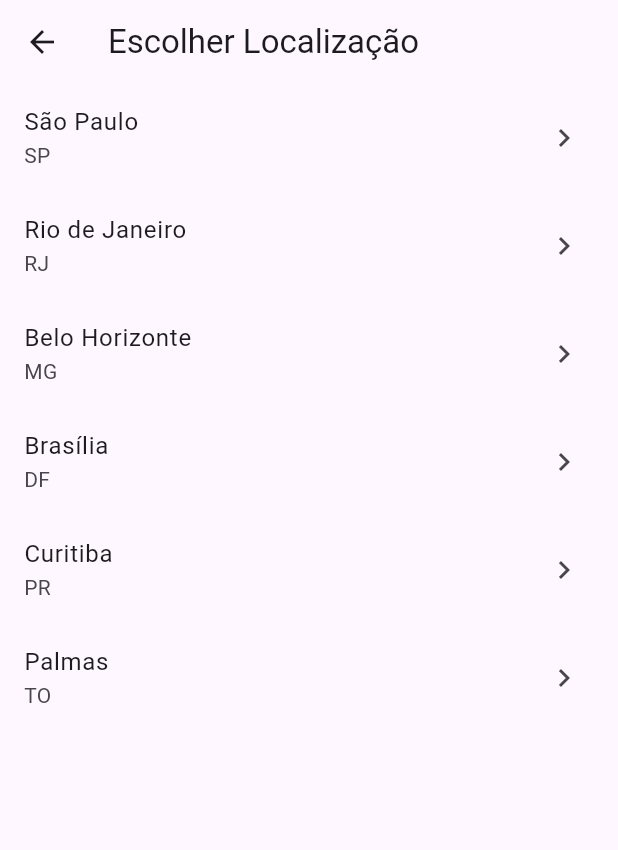
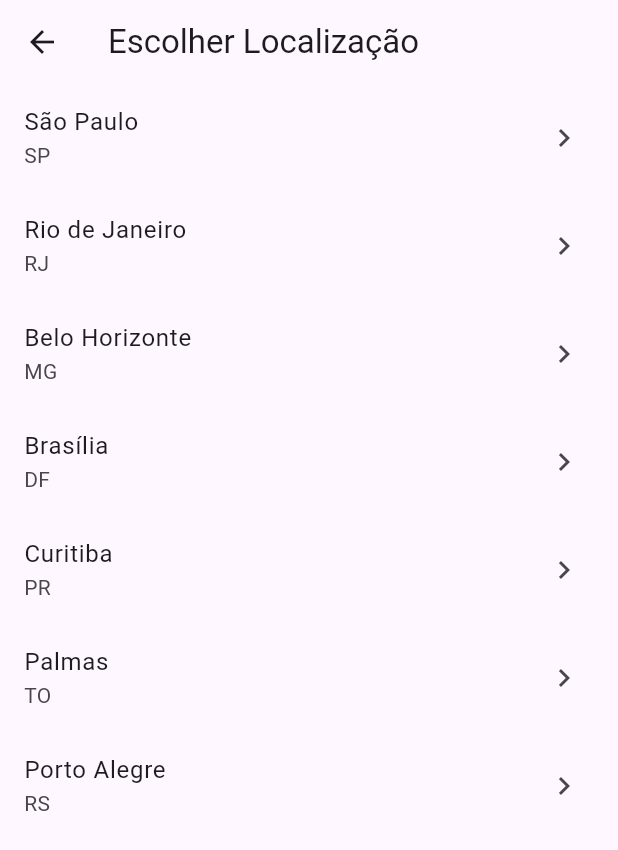
Before and after one commit to Gustavoggomesdev/Wheatehr_App_Flutter, a Flutter app: the LocationScreen screen opened by its route, on a phone screen of 412 x 824 dp. Shown: the top 850 px of the screen. Run offline on Flutter 3.47's test engine with Material 3 defaults, Android fonts, the phone set to English and light mode, and no system bars; network calls fail.

Commit message:
Update de cidade

```diff
--- a/lib/screens/location_screen.dart
+++ b/lib/screens/location_screen.dart
@@ -17,6 +17,7 @@ class LocationScreen extends StatelessWidget {
           _buildLocationItem(context, 'Brasília', 'DF'),
           _buildLocationItem(context, 'Curitiba', 'PR'),
           _buildLocationItem(context, 'Palmas', 'TO'),
+          _buildLocationItem(context, 'Porto Alegre', 'RS'),
         ],
       ),
     );
```
